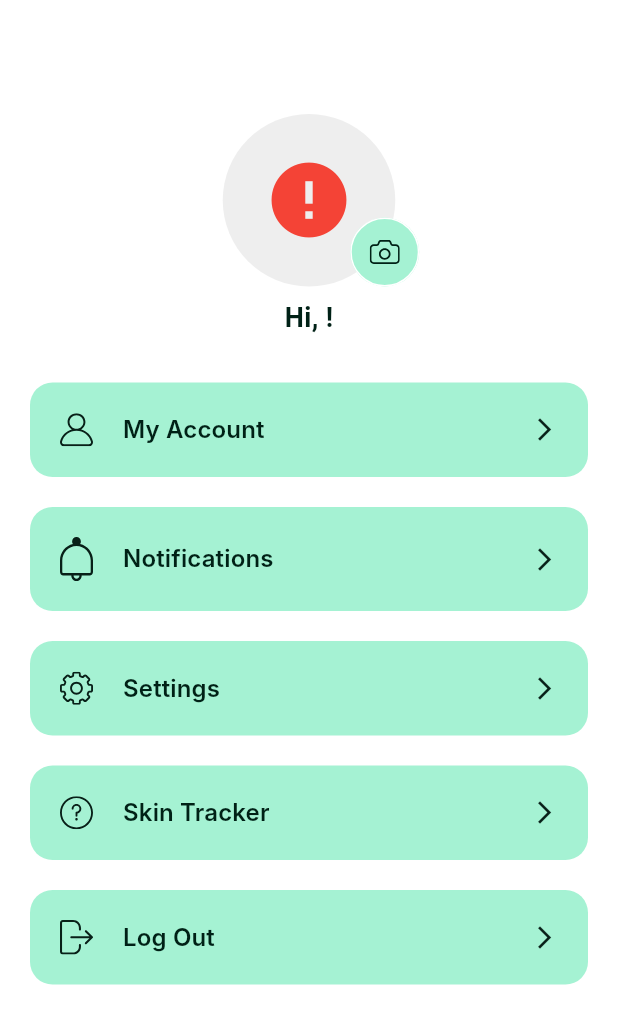
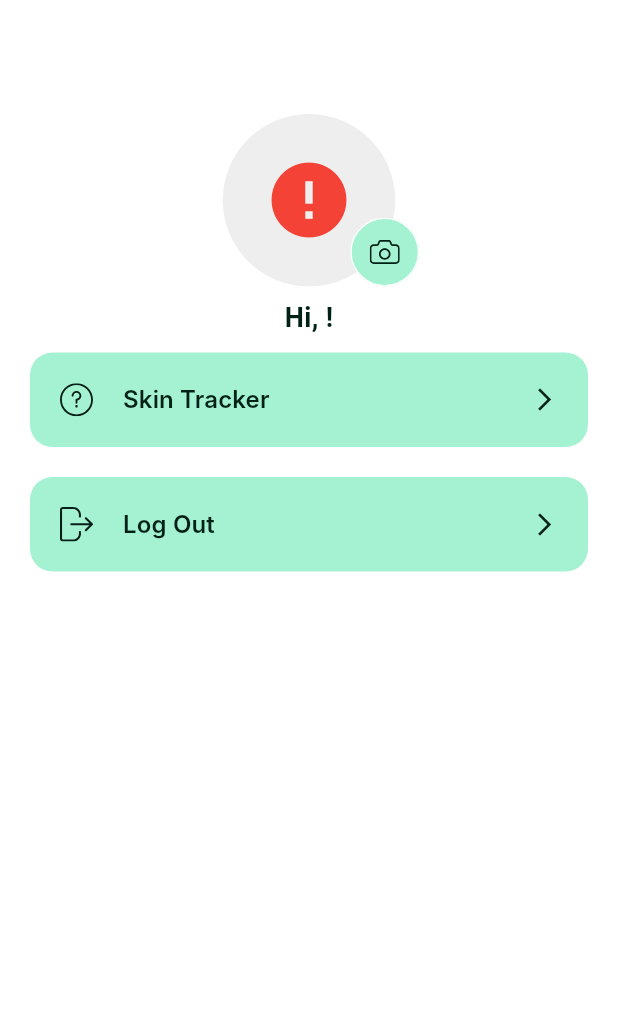
Before and after one commit to gebienha/SoftwareStudioFinal, a Flutter app: the ProfileScreen screen opened by its route, on a phone screen of 412 x 824 dp. Shown: the top 1024 px of the screen. Run offline on Flutter 3.47's test engine with Material 3 defaults, Android fonts, the phone set to English and light mode, and no system bars; our stand-ins replace cloud_firestore, firebase_auth, firebase_core, flutter_svg, get, go_router and 4 more; missing offline and left inert: fluttermoji; accounts and stored records are empty; Roboto replaces fonts that are missing (Inter).

Commit message:
Update profile_screen.dart

```diff
--- a/lib/screens/profile/profile_screen.dart
+++ b/lib/screens/profile/profile_screen.dart
@@ -51,7 +51,7 @@ class _ProfileScreenState extends State<ProfileScreen> {
     return Scaffold(
       appBar: AppBar(
         title: null,
-        backgroundColor: Colors.white,
+        backgroundColor: Colors.transparent,
         elevation: 0,
         iconTheme: const IconThemeData(color: Color(0xFF60C6A2)),
         leading: const SizedBox(), // This removes the back arrow
@@ -66,22 +66,22 @@ class _ProfileScreenState extends State<ProfileScreen> {
                     initialAvatarSvgData: avatarSvgData,
                     initialName: displayName,
                   ),
-                  const SizedBox(height: 20),
-                  ProfileMenu(
-                    text: "My Account",
-                    icon: "assets/icons/User Icon.svg",
-                    press: () => {},
-                  ),
-                  ProfileMenu(
-                    text: "Notifications",
-                    icon: "assets/icons/Bell.svg",
-                    press: () {},
-                  ),
-                  ProfileMenu(
-                    text: "Settings",
-                    icon: "assets/icons/Settings.svg",
-                    press: () {},
-                  ),
+                  // const SizedBox(height: 20),
+                  // ProfileMenu(
+                  //   text: "My Account",
+                  //   icon: "assets/icons/User Icon.svg",
+                  //   press: () => {},
+                  // ),
+                  // ProfileMenu(
+                  //   text: "Notifications",
+                  //   icon: "assets/icons/Bell.svg",
+                  //   press: () {},
+                  // ),
+                  // ProfileMenu(
+                  //   text: "Settings",
+                  //   icon: "assets/icons/Settings.svg",
+                  //   press: () {},
+                  // ),
                   ProfileMenu(
                     text: "Skin Tracker",
                     icon: "assets/icons/Question mark.svg",
```
